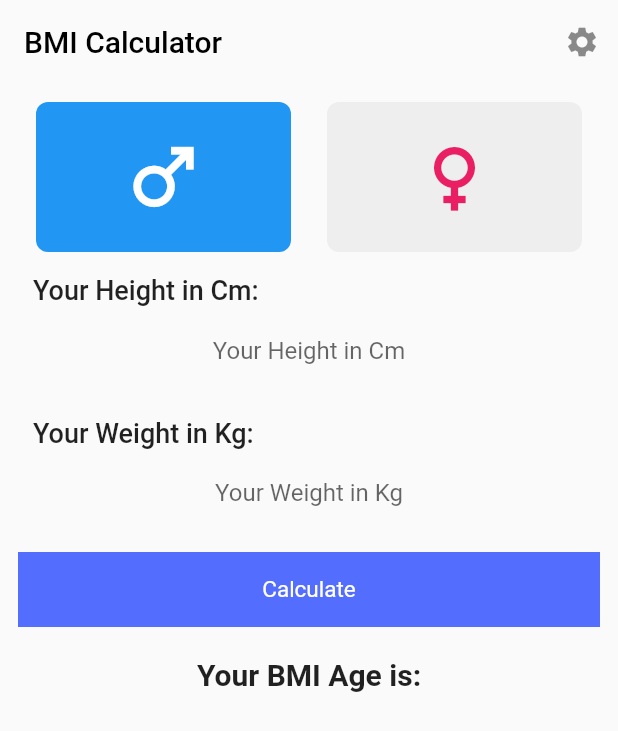
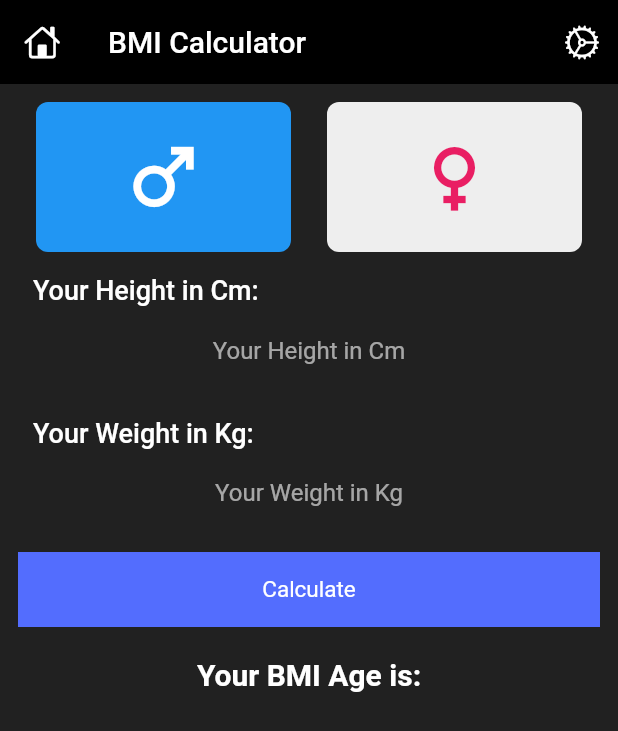
Before and after one commit to SMAmmadAli/BMI-Calculator, a Flutter app: the screen it shows after launch, on a phone screen of 412 x 824 dp. Shown: the top 731 px of the screen. Run offline on Flutter 3.47's test engine with Material 2 defaults, Android fonts, the phone set to English and light mode, and no system bars.

Commit message:
Theming completed

```diff
--- a/lib/Models/button.dart
+++ b/lib/Models/button.dart
@@ -14,7 +14,7 @@ class ButtonCal extends StatelessWidget {
         duration: Duration(seconds: 1),
         child: const Text("Calculate",
             style: TextStyle(
-                color: Colors.white,
+                // color: Colors.,
                 fontSize: 15,
                 fontWeight: FontWeight.w400)));
   }
--- a/lib/main.dart
+++ b/lib/main.dart
@@ -1,6 +1,8 @@
 import 'package:bmi_calculator/Models/Weight.dart';
 import 'package:bmi_calculator/Models/button.dart';
 import 'package:bmi_calculator/Models/bmi_age.dart';
+import 'package:bmi_calculator/widgets/themes.dart';
+import 'package:flutter/cupertino.dart';
 import 'package:flutter/material.dart';
 import 'Models/height.dart';
 
@@ -24,22 +26,21 @@ class _MyAppState extends State<MyApp> {
   @override
   Widget build(BuildContext context) {
     return MaterialApp(
+      themeMode: ThemeMode.dark,
+      darkTheme: MyTheme.darkTheme(context),
+      theme: MyTheme.lightTheme(context),
       debugShowCheckedModeBanner: false,
       home: Scaffold(
           appBar: AppBar(
-            title: const Text(
-              'BMI Calculator',
-              style: TextStyle(color: Colors.black),
+            title: const Text('BMI Calculator'),
+            leading: IconButton(
+              onPressed: () {},
+              icon: const Icon(CupertinoIcons.home,),
             ),
-            elevation: 0.0,
-            backgroundColor: const Color(0xfffafafa),
             actions: [
               IconButton(
                 onPressed: () {},
-                icon: const Icon(
-                  Icons.settings,
-                  color: Colors.black45,
-                ),
+                icon: const Icon(CupertinoIcons.settings),
               )
             ],
           ),
@@ -90,8 +91,7 @@ class _MyAppState extends State<MyApp> {
                                 double.parse(WeightController.value.text);
                             calculateBmi(height, weight);
                           },
-                      child: ButtonCal()
-                      ),
+                          child: ButtonCal()),
                       const SizedBox(height: 20.0),
                       outputText(),
                       Container(
--- a/lib/widgets/themes.dart
+++ b/lib/widgets/themes.dart
@@ -2,9 +2,30 @@ import 'package:flutter/material.dart';
 
 class MyTheme {
   static ThemeData lightTheme(BuildContext context) => ThemeData(
-    primaryColor: Colors.black12,
-  );
+      primaryColor: darkbluish,
+      secondaryHeaderColor: Colors.white,
+      cardColor: Colors.white,
+      canvasColor: creameColor,
+      appBarTheme: const AppBarTheme(
+        color: Colors.white,
+        elevation: 0.0,
+        iconTheme: IconThemeData(color: Colors.black),
+      ));
   static ThemeData darkTheme(BuildContext context) => ThemeData(
-    primaryColor: Colors.white12,
-  );
+        brightness: Brightness.dark,
+        cardColor: Colors.black,
+        canvasColor: darkCreameColor,
+        primaryColor: lightbluish,
+        secondaryHeaderColor: Colors.white,
+        appBarTheme: const AppBarTheme(
+            color: Colors.black,
+            elevation: 0.0,
+            iconTheme: IconThemeData(color: Colors.white)),
+      );
+
+  static Color creameColor = const Color(0xfff5f5f5);
+  static Color darkbluish = const Color(0xff403b58);
+  static Color lightbluish = Colors.indigo.shade500;
+  static Color darkCreameColor = Colors.grey.shade900;
+
 }
```
Lines whose indentation alone changed are shown as unchanged.
